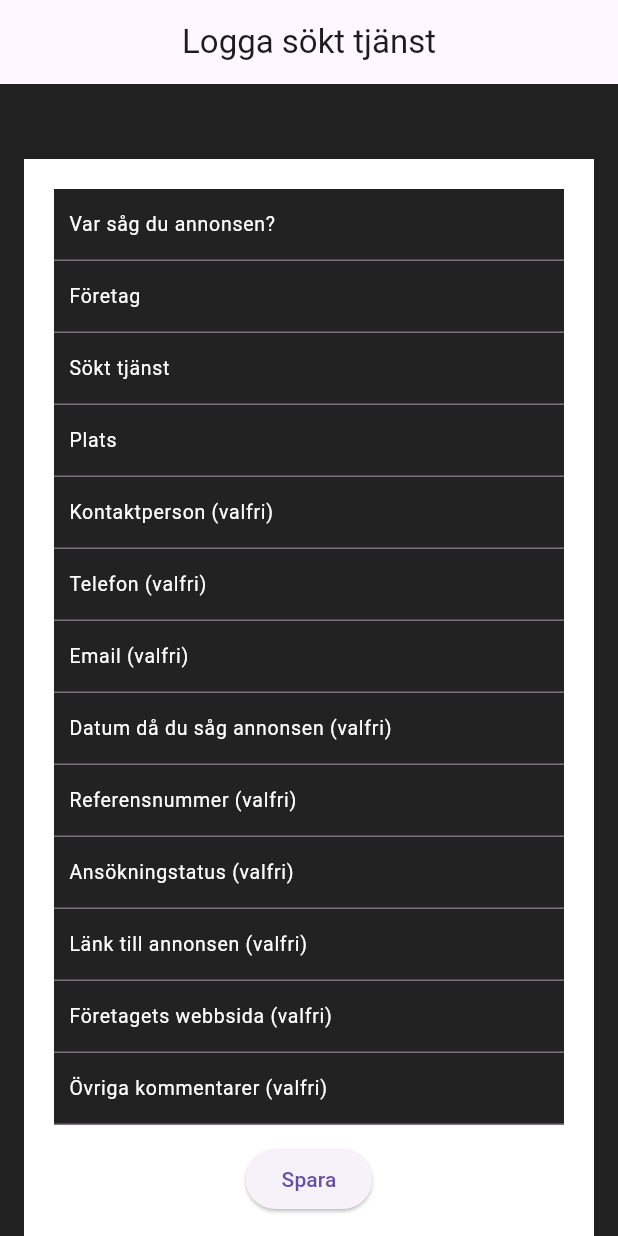
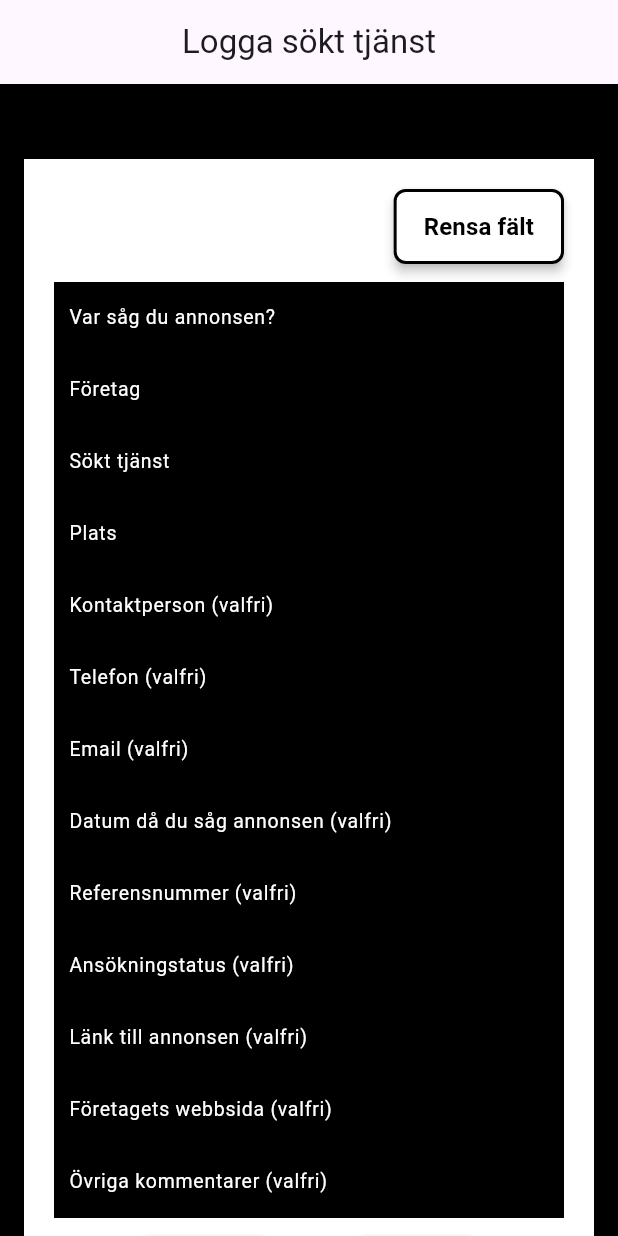
Before and after one commit to Larsn280/applylog, a Flutter app: the screen it shows after launch, on a phone screen of 412 x 824 dp. Run offline on Flutter 3.47's test engine with Material 3 defaults, Android fonts, the phone set to English and light mode, and no system bars.

Commit message:
AddedButtons

```diff
--- a/lib/log_application_screen.dart
+++ b/lib/log_application_screen.dart
@@ -1,4 +1,5 @@
 import 'package:applylog/widgets/custom_app_container.dart';
+import 'package:applylog/widgets/custom_button.dart';
 import 'package:applylog/widgets/custom_search_dropdownlist.dart';
 import 'package:flutter/material.dart';
 
@@ -90,6 +91,16 @@ class _LogApplicationScreen extends State<LogApplicationScreen> {
             ),
             child: Column(
               children: [
+                Row(
+                  mainAxisAlignment: MainAxisAlignment.end,
+                  children: [
+                    CustomButton(
+                        text: 'Rensa fält', onPressed: _saveApplicationData),
+                  ],
+                ),
+                const SizedBox(
+                  height: 12.0,
+                ),
                 CustomSearchDropdownList(
                   controller: _adSourceController,
                   hintText: 'Var såg du annonsen?',
@@ -212,11 +223,15 @@ class _LogApplicationScreen extends State<LogApplicationScreen> {
                 const SizedBox(
                   height: 12.0,
                 ),
-                ElevatedButton(
-                    onPressed: () {
-                      _isValidated();
-                    },
-                    child: Text('Spara'))
+                Row(
+                  mainAxisAlignment: MainAxisAlignment.spaceEvenly,
+                  children: [
+                    CustomButton(
+                        text: 'Avbryt', onPressed: _saveApplicationData),
+                    CustomButton(
+                        text: 'Spara', onPressed: _saveApplicationData),
+                  ],
+                ),
               ],
             ),
           ),
--- a/lib/widgets/custom_app_container.dart
+++ b/lib/widgets/custom_app_container.dart
@@ -19,7 +19,7 @@ class CustomAppContainer extends StatelessWidget {
       ),
       body: SizedBox.expand(
         child: Container(
-          color: Colors.black87,
+          color: Colors.black,
           padding: const EdgeInsets.symmetric(horizontal: 16.0),
           child: SingleChildScrollView(
             child: child,
--- /dev/null
+++ b/lib/widgets/custom_button.dart
@@ -0,0 +1,44 @@
+import 'package:flutter/material.dart';
+
+class CustomButton extends StatelessWidget {
+  final String text;
+  final VoidCallback onPressed;
+  final double? width;
+  final double? height;
+  final double borderRadius;
+
+  const CustomButton({
+    super.key,
+    required this.text,
+    required this.onPressed,
+    this.width,
+    this.height = 50.0,
+    this.borderRadius = 8.0,
+  });
+
+  @override
+  Widget build(BuildContext context) {
+    return SizedBox(
+      width: width,
+      height: height,
+      child: ElevatedButton(
+        onPressed: onPressed,
+        style: ElevatedButton.styleFrom(
+          backgroundColor: Colors.white, // Custom red color
+          foregroundColor: Colors.black, // Text color
+          side:
+              BorderSide(color: Colors.black, width: 2), // Border color & width
+          shape: RoundedRectangleBorder(
+            borderRadius: BorderRadius.circular(borderRadius),
+          ),
+          elevation: 3, // Shadow effect
+          padding: const EdgeInsets.symmetric(horizontal: 20, vertical: 12),
+        ),
+        child: Text(
+          text,
+          style: const TextStyle(fontSize: 16, fontWeight: FontWeight.bold),
+        ),
+      ),
+    );
+  }
+}
--- a/lib/widgets/custom_search_dropdownlist.dart
+++ b/lib/widgets/custom_search_dropdownlist.dart
@@ -1,6 +1,6 @@
 import 'package:flutter/material.dart';
 
-class CustomSearchDropdownList extends StatefulWidget {
+class CustomSearchDropdownList extends StatelessWidget {
   final TextEditingController controller;
   final String hintText;
   final ValueChanged<String?>? onErrorChanged;
@@ -14,15 +14,9 @@ class CustomSearchDropdownList extends StatefulWidget {
     required this.errorMessage,
   });
 
-  @override
-  State<CustomSearchDropdownList> createState() =>
-      _CustomSearchDropdownListState();
-}
-
-class _CustomSearchDropdownListState extends State<CustomSearchDropdownList> {
   void _clearErrorMessage() {
-    if (widget.errorMessage != null) {
-      widget.onErrorChanged?.call(null);
+    if (errorMessage != null) {
+      onErrorChanged?.call(null);
     }
   }
 
@@ -32,29 +26,33 @@ class _CustomSearchDropdownListState extends State<CustomSearchDropdownList> {
       children: [
         Container(
           width: MediaQuery.of(context).size.width,
-          decoration: BoxDecoration(color: Colors.black87),
+          decoration: BoxDecoration(color: Colors.black),
           child: Column(
             children: [
               TextField(
-                controller: widget.controller,
+                controller: controller,
                 onChanged: (_) => _clearErrorMessage(),
                 cursorColor: Colors.white,
                 decoration: InputDecoration(
-                  hintText: widget.hintText,
+                  hintText: hintText,
                   hintStyle: const TextStyle(
                     fontSize: 13.0,
                     color: Colors.white,
                   ),
                   contentPadding: EdgeInsets.symmetric(horizontal: 10.0),
+                  border: InputBorder.none, // Removes the underline
+                  enabledBorder:
+                      InputBorder.none, // No underline when not focused
+                  focusedBorder: InputBorder.none, // No underline when focused
                 ),
                 style: TextStyle(fontSize: 13.0, color: Colors.white),
               ),
             ],
           ),
         ),
-        if (widget.errorMessage != null)
+        if (errorMessage != null)
           Text(
-            widget.errorMessage!,
+            errorMessage!,
             style: TextStyle(color: Colors.red),
           ),
       ],
```
